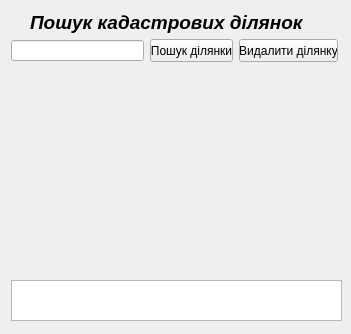
This is cadnum_dialog_base.ui in iraqez/cadnum as Qt 5 draws it before an edit. The edited form follows.
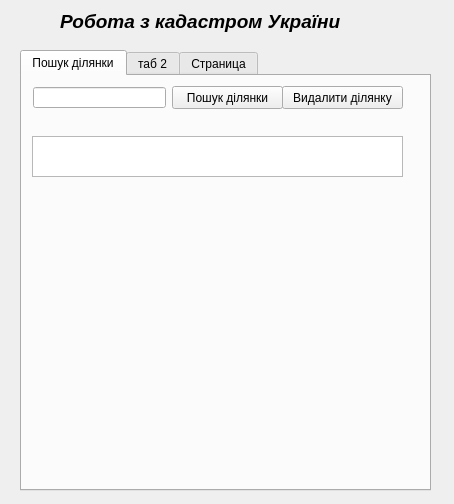
This is the edited form.

What changed in the file:
```diff
--- a/cadnum_dialog_base.ui
+++ b/cadnum_dialog_base.ui
@@ -9,8 +9,8 @@
    <rect>
     <x>0</x>
     <y>0</y>
-    <width>351</width>
-    <height>334</height>
+    <width>454</width>
+    <height>504</height>
    </rect>
   </property>
   <property name="windowTitle">
@@ -19,41 +19,12 @@
   <property name="modal">
    <bool>false</bool>
   </property>
-  <widget class="QPushButton" name="getCadnum">
-   <property name="geometry">
-    <rect>
-     <x>150</x>
-     <y>39</y>
-     <width>83</width>
-     <height>23</height>
-    </rect>
-   </property>
-   <property name="layoutDirection">
-    <enum>Qt::LeftToRight</enum>
-   </property>
-   <property name="text">
-    <string>Пошук ділянки</string>
-   </property>
-   <property name="autoDefault">
-    <bool>false</bool>
-   </property>
-  </widget>
-  <widget class="QTextEdit" name="textEdit">
-   <property name="geometry">
-    <rect>
-     <x>11</x>
-     <y>280</y>
-     <width>331</width>
-     <height>41</height>
-    </rect>
-   </property>
-  </widget>
   <widget class="QLabel" name="label">
    <property name="geometry">
     <rect>
-     <x>30</x>
-     <y>11</y>
-     <width>291</width>
+     <x>60</x>
+     <y>10</y>
+     <width>321</width>
      <height>23</height>
     </rect>
    </property>
@@ -69,14 +40,68 @@
     <enum>Qt::LeftToRight</enum>
    </property>
    <property name="text">
-    <string>Пошук кадастрових ділянок</string>
+    <string>Робота з кадастром України</string>
+   </property>
+  </widget>
+  <widget class="QTabWidget" name="tabWidget">
+   <property name="geometry">
+    <rect>
+     <x>20</x>
+     <y>50</y>
+     <width>411</width>
+     <height>441</height>
+    </rect>
+   </property>
+   <property name="currentIndex">
+    <number>0</number>
+   </property>
+   <widget class="QWidget" name="tab">
+    <attribute name="title">
+     <string>Пошук ділянки</string>
+    </attribute>
+    <widget class="QPushButton" name="getCadnum">
+     <property name="geometry">
+      <rect>
+       <x>150</x>
+       <y>10</y>
+       <width>111</width>
+       <height>23</height>
+      </rect>
+     </property>
+     <property name="layoutDirection">
+      <enum>Qt::LeftToRight</enum>
+     </property>
+     <property name="text">
+      <string>Пошук ділянки</string>
+     </property>
+     <property name="autoDefault">
+      <bool>false</bool>
+     </property>
+    </widget>
+    <widget class="QPushButton" name="getCadnum_2">
+     <property name="geometry">
+      <rect>
+       <x>260</x>
+       <y>10</y>
+       <width>121</width>
+       <height>23</height>
+      </rect>
+     </property>
+     <property name="layoutDirection">
+      <enum>Qt::LeftToRight</enum>
+     </property>
+     <property name="text">
+      <string>Видалити ділянку</string>
+     </property>
+     <property name="autoDefault">
+      <bool>false</bool>
    </property>
   </widget>
   <widget class="QLineEdit" name="cadnumLine">
    <property name="geometry">
     <rect>
      <x>11</x>
-     <y>40</y>
+       <y>11</y>
      <width>133</width>
      <height>21</height>
     </rect>
@@ -91,24 +116,27 @@
     <number>22</number>
    </property>
   </widget>
-  <widget class="QPushButton" name="getCadnum_2">
+    <widget class="QTextEdit" name="textEdit">
    <property name="geometry">
     <rect>
-     <x>239</x>
-     <y>39</y>
-     <width>99</width>
-     <height>23</height>
-    </rect>
-   </property>
-   <property name="layoutDirection">
-    <enum>Qt::LeftToRight</enum>
-   </property>
-   <property name="text">
-    <string>Видалити ділянку</string>
-   </property>
-   <property name="autoDefault">
-    <bool>false</bool>
-   </property>
+       <x>10</x>
+       <y>60</y>
+       <width>371</width>
+       <height>41</height>
+      </rect>
+     </property>
+    </widget>
+   </widget>
+   <widget class="QWidget" name="tab_2">
+    <attribute name="title">
+     <string>таб 2</string>
+    </attribute>
+   </widget>
+   <widget class="QWidget" name="tab_3">
+    <attribute name="title">
+     <string>Страница</string>
+    </attribute>
+   </widget>
   </widget>
  </widget>
  <resources/>
```
Lines whose indentation alone changed are shown as unchanged.
